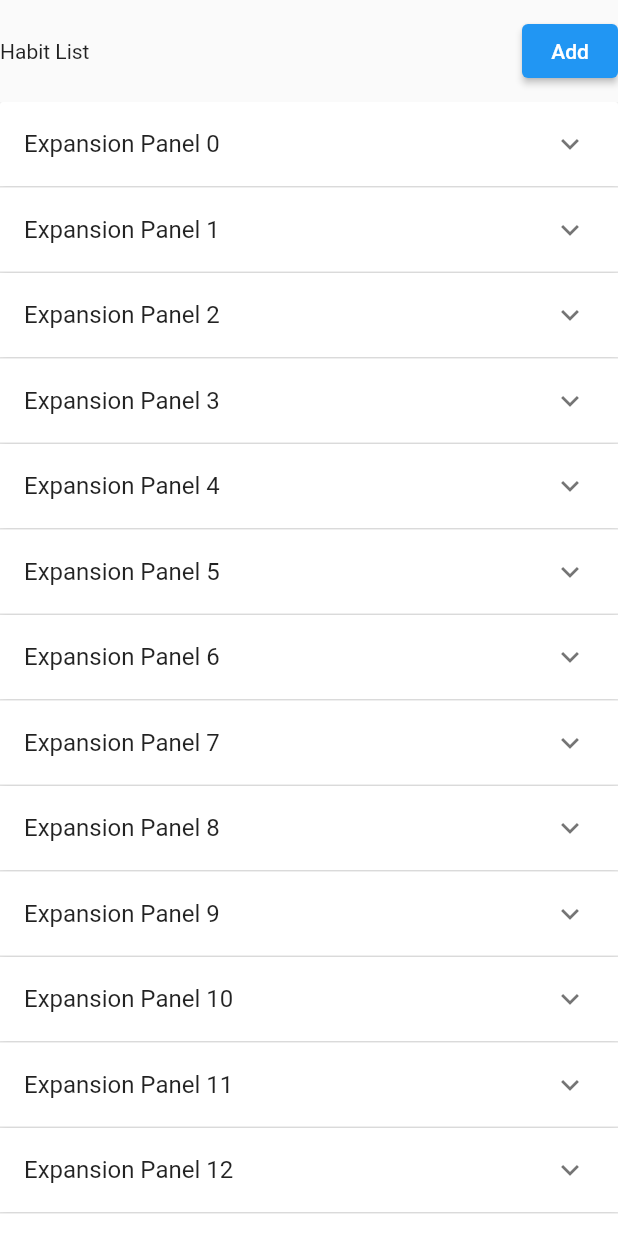
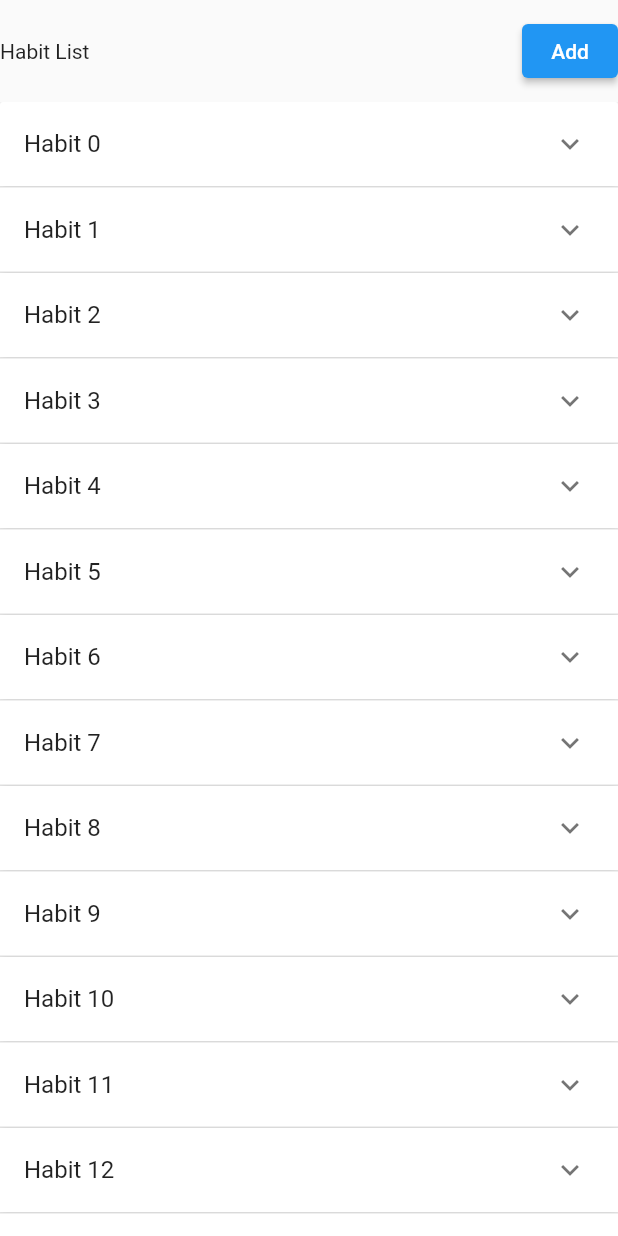
Before and after one commit to Durianator/ripeto_flutter, a Flutter app: the HomeScreen screen opened by its route, on a phone screen of 412 x 824 dp. Run offline on Flutter 3.47's test engine with Material 2 defaults, Android fonts, the phone set to English and light mode, and no system bars; our stand-ins replace firebase_auth, firebase_core, google_sign_in; accounts and stored records are empty.

Commit message:
before upgrading flutter

```diff
--- a/lib/screens/home_screen.dart
+++ b/lib/screens/home_screen.dart
@@ -18,7 +18,7 @@ List<ListItem> generateItems(int numberOfItems) {
   return List<ListItem>.generate(numberOfItems, (int index) {
     return ListItem(
       id: index,
-      headerName: 'Expansion Panel $index',
+      headerName: 'Habit $index',
       description: 'This is body of item number $index',
     );
   });
```
